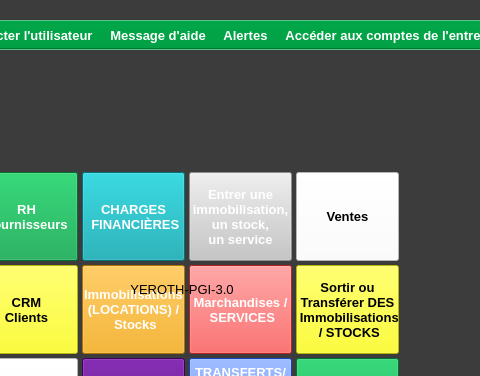
This is ui/yeroth-erp-main-window.ui in yerothd/yeroth-erp-3-0 as Qt 5 draws it before an edit; both pictures show x 218 to 698 and y 0 to 376 of the 800 by 600 pixel window. The edited form follows.
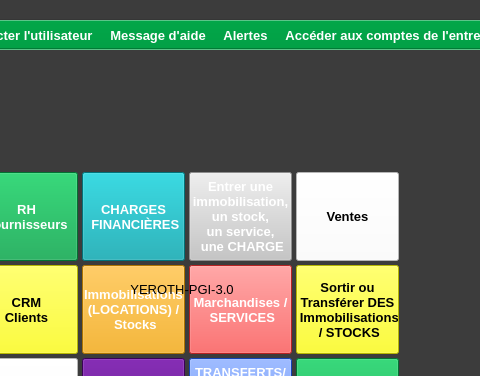
This is the edited form. Icons and pictures are not drawn. Custom widgets are drawn as their Qt base class.

The edit to the form file:
```diff
--- a/ui/yeroth-erp-main-window.ui
+++ b/ui/yeroth-erp-main-window.ui
@@ -4297,7 +4297,8 @@
      <string>Entrer une
 immobilisation,
 un stock,
-un service</string>
+un service,
+ une CHARGE</string>
     </property>
     <property name="autoDefault">
      <bool>false</bool>
```
Left out of the diff: 4 changed lines with no effect on the pictures.
